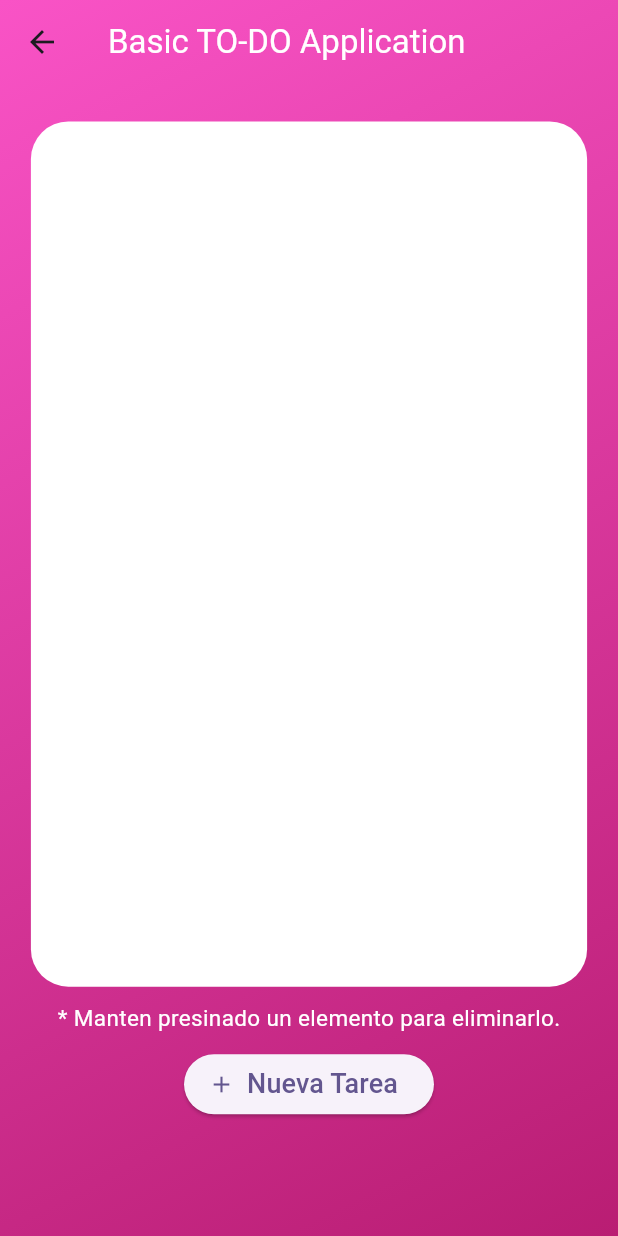
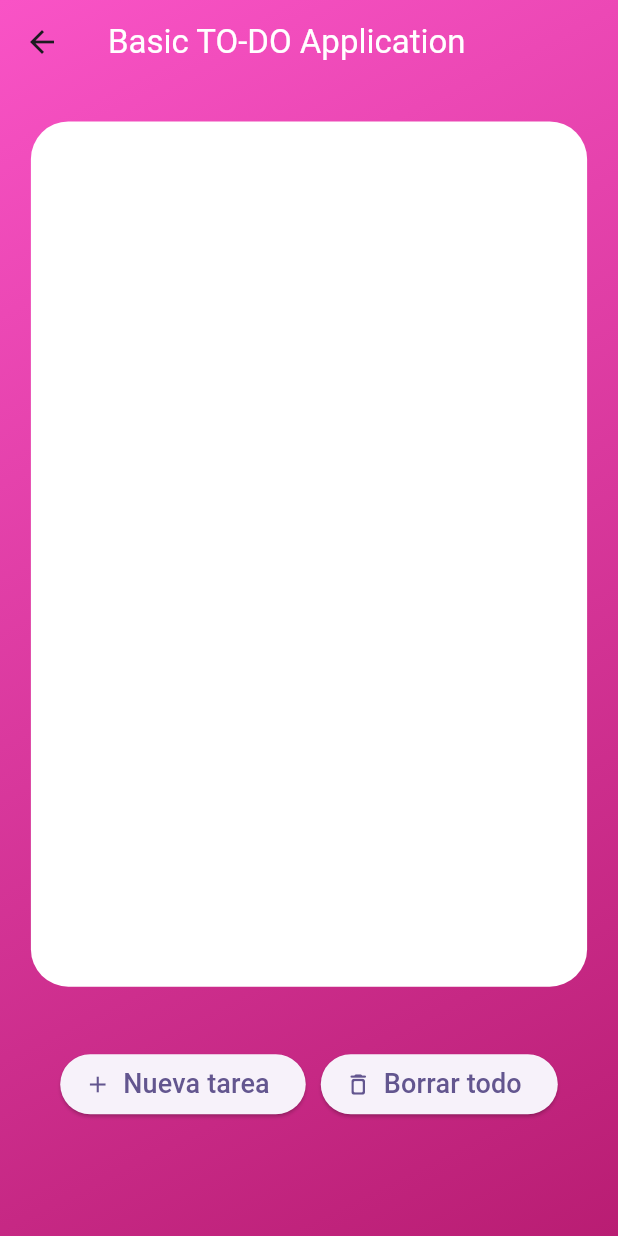
Before and after one commit to gasparsuarez/todo_app, a Flutter app: the screen it shows after launch, after a tap on "Empezar", on a phone screen of 412 x 824 dp. Run offline on Flutter 3.47's test engine with Material 2 defaults, Android fonts, the phone set to English and light mode, and no system bars; our stand-ins replace flutter_bloc, flutter_svg, go_router.

Commit message:
last changes

```diff
--- a/lib/application/blocs/task_bloc/task_event.dart
+++ b/lib/application/blocs/task_bloc/task_event.dart
@@ -17,9 +17,18 @@ class AddTaskEvent extends TaskEvent {}
 
 class ClearFormEvent extends TaskEvent {}
 
+class ClearTasksEvent extends TaskEvent {}
+
 class DeleteTaskEvent extends TaskEvent {
   final int index;
   DeleteTaskEvent({required this.index});
+}
+
+class UpdateFavoriteEvent extends TaskEvent {
+  final int index;
+  final bool isFavorite;
+
+  UpdateFavoriteEvent({required this.index, required this.isFavorite});
 }
 
 class UpdateCheckBoxEvent extends TaskEvent {
--- a/lib/application/blocs/task_bloc/task_state.dart
+++ b/lib/application/blocs/task_bloc/task_state.dart
@@ -7,7 +7,7 @@ class TaskState {
   final List<TaskEntity> taskList;
 
   bool get isEmptyValues {
-    if (title.isEmpty || detail.isEmpty) {
+    if (title.isEmpty) {
       return false;
     }
     return true;
--- a/lib/domain/entities/task_entity.dart
+++ b/lib/domain/entities/task_entity.dart
@@ -2,6 +2,8 @@ class TaskEntity {
   final String title;
   final String detail;
   bool isActive;
+  bool isFavorite;
 
-  TaskEntity({required this.detail, required this.title, this.isActive = false});
+  TaskEntity(
+      {required this.detail, required this.title, this.isActive = false, this.isFavorite = false});
 }
--- a/lib/infraestructure/presentation/screens/home_screen.dart
+++ b/lib/infraestructure/presentation/screens/home_screen.dart
@@ -1,6 +1,7 @@
 import 'package:flutter/material.dart';
 import 'package:flutter_bloc/flutter_bloc.dart';
 import 'package:todo_app/infraestructure/presentation/common/utils/styles.dart';
+import 'package:todo_app/infraestructure/presentation/common/widgets/custom_checkbox_tile.dart';
 
 import '../../../application/blocs/task_bloc/task_bloc.dart';
 import '../common/widgets/custom_dialog.dart';
@@ -44,18 +45,34 @@ class _Content extends StatelessWidget {
               children: [
                 const _ToDoBoxContent(),
                 const SizedBox(height: 10),
-                const Text(
-                  '* Manten presinado un elemento para eliminarlo.',
+                BlocBuilder<TaskBloc, TaskState>(
+                  builder: (context, state) {
+                    return state.taskList.isEmpty
+                        ? const Text('')
+                        : const Text(
+                            '* Manten presionado un elemento para eliminarlo.',
                             style: TextStyle(color: Colors.white, fontSize: 15),
+                          );
+                  },
                 ),
                 const SizedBox(height: 10),
+                Row(
+                  children: [
                     ElevatedButton.icon(
                         onPressed: () {
                           CustomDialog().addTaskDialog(context);
                         },
                         icon: const Icon(Icons.add),
-                    label: const Text('Nueva Tarea', style: TextStyle(fontSize: 18))),
-                const SizedBox(width: 10)
+                        label: const Text('Nueva tarea', style: TextStyle(fontSize: 18))),
+                    const SizedBox(width: 10),
+                    ElevatedButton.icon(
+                        onPressed: () {
+                          context.read<TaskBloc>().add(ClearTasksEvent());
+                        },
+                        icon: const Icon(Icons.delete_outline_rounded),
+                        label: const Text('Borrar todo', style: TextStyle(fontSize: 18))),
+                  ],
+                ),
               ],
             ),
           ],
@@ -77,37 +94,21 @@ class _ToDoBoxContent extends StatelessWidget {
       decoration: Styles.boxContentDecoration,
       child: BlocBuilder<TaskBloc, TaskState>(
         builder: (context, state) {
-          return ListView.builder(
+          return Align(
+            alignment: Alignment.topCenter,
+            child: ListView.builder(
+                reverse: true,
+                shrinkWrap: true,
                 itemCount: state.taskList.length,
                 itemBuilder: (context, index) {
                   return GestureDetector(
                     onLongPress: () {
                       _showDeleteDialog(context, index);
                     },
-                  child: Padding(
-                    padding: const EdgeInsets.symmetric(horizontal: 15.0, vertical: 5),
-                    child: DecoratedBox(
-                      decoration: Styles.checkBoxDecoration,
-                      child: CheckboxListTile(
-                        value: state.taskList[index].isActive,
-                        onChanged: (value) {
-                          context
-                              .read<TaskBloc>()
-                              .add(UpdateCheckBoxEvent(index: index, isEnabled: value!));
-                        },
-                        title: Text(
-                          state.taskList[index].title,
-                          style: const TextStyle(fontSize: 18, color: Colors.white),
-                        ),
-                        subtitle: Text(
-                          state.taskList[index].detail,
-                          style: const TextStyle(fontSize: 15, color: Colors.white),
-                        ),
-                      ),
-                    ),
-                  ),
+                    child: CustomCheckBoxTile(index: index),
                   );
-              });
+                }),
+          );
         },
       ),
     );
--- a/lib/infraestructure/presentation/screens/intro_screen.dart
+++ b/lib/infraestructure/presentation/screens/intro_screen.dart
@@ -37,8 +37,8 @@ class _Content extends StatelessWidget {
                 width: 350,
                 height: 150,
                 child: Text(
-                    'Tenes un dia con muchas actividades?..\n'
-                    'Con esta simple aplicación, las vas poder gestionar de mejor manera.',
+                    'Gestioná de mejor manera las tareas de tu día.\n'
+                    'Con esta simple aplicación, las vas poder recordar muy fácilmente..',
                     style:
                         TextStyle(color: Colors.white, fontWeight: FontWeight.w400, fontSize: 22),
                     textAlign: TextAlign.center)),
```
Also changed, not shown: lib/application/blocs/task_bloc/task_bloc.dart (+8 -0 lines), lib/infraestructure/presentation/common/widgets/custom_checkbox_tile.dart (added, +55 -0 lines). Lines whose indentation alone changed are shown as unchanged.
